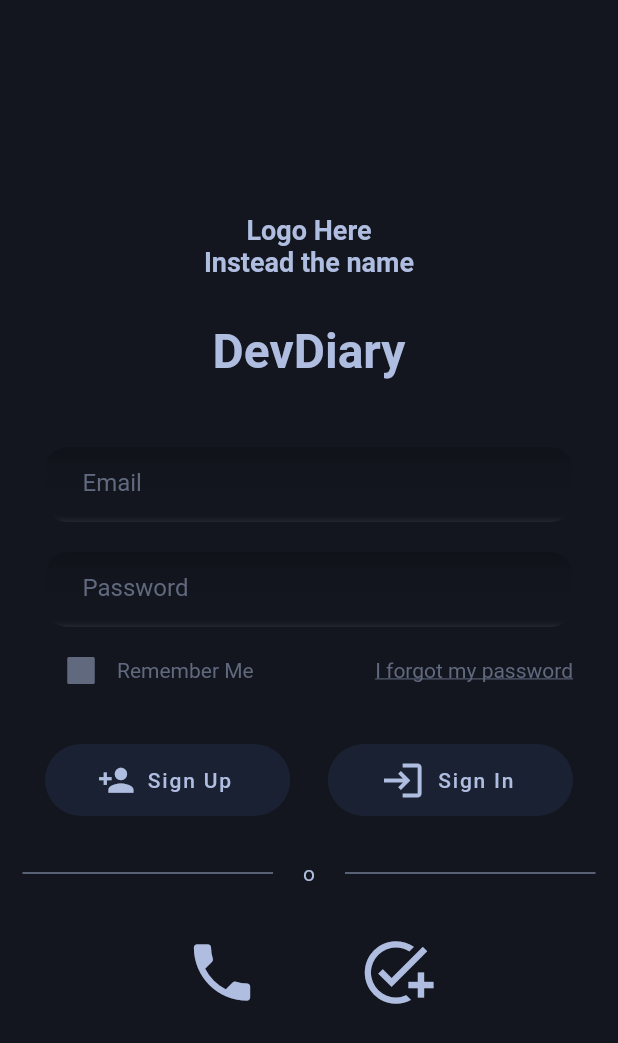
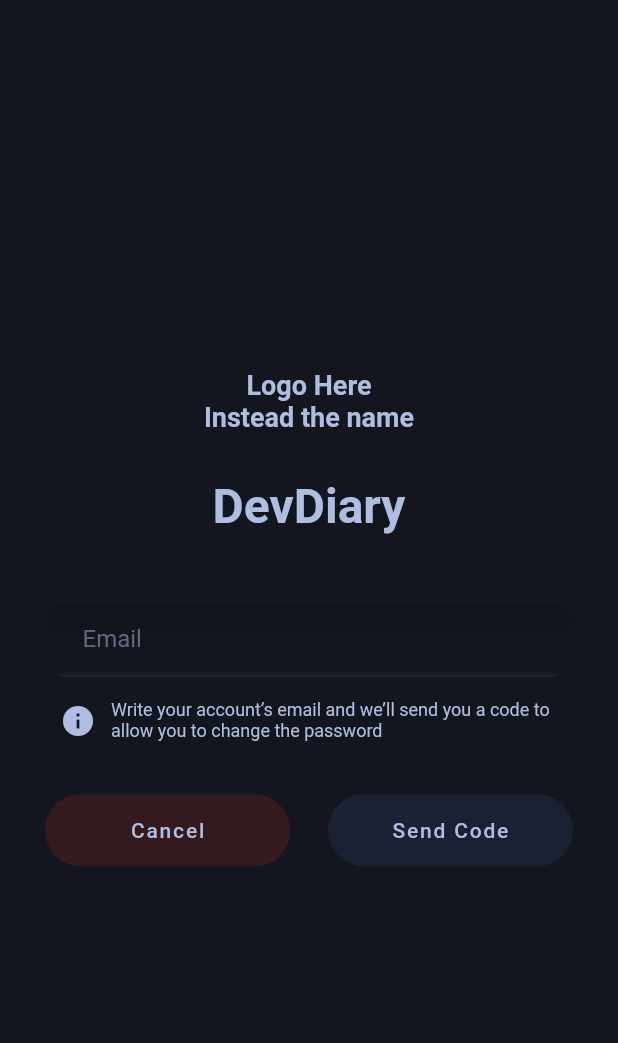
Before and after one commit to jicv22/DevDiary, a Flutter app: the screen it shows after launch, after a tap on "I forgot my password", on a phone screen of 412 x 824 dp. Shown: the top 1043 px of the screen. Run offline on Flutter 3.47's test engine with Material 2 defaults, Android fonts, the phone set to English and light mode, and no system bars.

Commit message:
Simple Auth Pages added and general fixes

```diff
--- a/lib/pages/auth/login.dart
+++ b/lib/pages/auth/login.dart
@@ -1,4 +1,6 @@
 import 'package:dev_diary/Widgets/custom_text.dart';
+import 'package:dev_diary/pages/auth/pass_recover.dart';
+import 'package:dev_diary/pages/auth/sign_up.dart';
 import 'package:dev_diary/utils/color_palette.dart';
 import 'package:dev_diary/widgets/custom_text_form_field.dart';
 import 'package:dev_diary/widgets/custom_button.dart';
@@ -46,14 +48,14 @@ class Login extends StatelessWidget{
             ),
             CustomForm(
               formKey: formKey,
-              faActions: 25,
-              inputs: [
+              formActionDistance: 35,
+              form: [
                 CustomTextFormField(
                   label: 'Email',
                   updateTextValue: (value) {
                     emailValue = value;
                   },
-                  getValidatorValue: (String? value){
+                  validatorValue: (String? value){
                     if(value == null || value.isEmpty) return 'Type a valid email';
                     return null;
                   }
@@ -65,7 +67,7 @@ class Login extends StatelessWidget{
                   updateTextValue: (value) {
                     passwordValue = value;
                   },
-                  getValidatorValue: (String? value){
+                  validatorValue: (String? value){
                     if(value == null || value.isEmpty) return 'Type a valid password';
                     return null;
                   }
@@ -81,7 +83,9 @@ class Login extends StatelessWidget{
                         isUnderline: true,
                         type: 't2',
                         color: (colorPalette['secondary-light'])!,
-                        onTap: (){print('*****************\nI forgot my password\n*****************');},
+                        onTap: (){
+                          Navigator.push(context, MaterialPageRoute(builder: (context) => PassRecover()));
+                        },
                       )
                     ],
                   ),
@@ -90,27 +94,31 @@ class Login extends StatelessWidget{
               actions: [
                 Expanded(
                     child: CustomButton(
+                      heroTag: 'signUp',
                       text: 'Sign Up',
-                      onTap: (){},
+                      onTap: (){
+                        Navigator.push(context, MaterialPageRoute(builder: (context) => SignUp()));
+                      },
                       icon: Icon(
                         Icons.person_add,
                         color: colorPalette['primary-light'],
                         size: 25,
                       ),
-                      backgroundColor: (colorPalette['primary-action-light'])!,
+                      backgroundColor: (colorPalette['secondary-dark'])!,
                       color: (colorPalette['primary-light'])!,
                     )
                 ),
                 const SizedBox(width: 25),
                 Expanded(
                     child: CustomButton(
+                      heroTag: 'signIn',
                       text: 'Sign In',
                       icon: Icon(
                         Icons.login,
                         color: colorPalette['primary-light'],
                         size: 30,
                       ),
-                      backgroundColor: (colorPalette['primary-action-light'])!,
+                      backgroundColor: (colorPalette['secondary-dark'])!,
                       color: (colorPalette['primary-light'])!,
                       onTap: () {
                         if (formKey.currentState!.validate()) {
--- /dev/null
+++ b/lib/pages/auth/pass_recover.dart
@@ -0,0 +1,117 @@
+import 'package:dev_diary/Widgets/custom_text.dart';
+import 'package:dev_diary/utils/color_palette.dart';
+import 'package:dev_diary/widgets/custom_button.dart';
+import 'package:dev_diary/widgets/custom_form.dart';
+import 'package:dev_diary/widgets/custom_text_form_field.dart';
+import 'package:flutter/material.dart';
+
+class PassRecover extends StatelessWidget{
+  const PassRecover({super.key});
+
+
+  @override
+  Widget build(BuildContext context) {
+    GlobalKey<FormState>? formKey = GlobalKey<FormState>();
+    String? emailValue;
+
+    return Scaffold(
+      backgroundColor: colorPalette['primary-dark'],
+      body: Center(
+        child: ListView(
+          shrinkWrap: true,
+          physics: const BouncingScrollPhysics(),
+          children: [
+            Center(
+                child: CustomText(
+                  'Logo Here\nInstead the name',
+                  color: (colorPalette['primary-light'])!,
+                  type: 'h4',
+                  fontWeight: FontWeight.bold,
+                  textAlign: TextAlign.center,
+                )
+            ),
+            const SizedBox(height: 30,),
+            Center(
+                child: CustomText(
+                  'DevDiary',
+                  color: (colorPalette['primary-light'])!,
+                  type: 'xh1',
+                  fontWeight: FontWeight.bold,
+                  textAlign: TextAlign.center,
+                )
+            ),
+            const SizedBox(height: 40,),
+            CustomForm(
+              formKey: formKey,
+              formActionDistance: 35,
+              form: [
+                CustomTextFormField(
+                  label: 'Email',
+                  updateTextValue: (value) {
+                    emailValue = value;
+                  },
+                  validatorValue: (String? value){
+                    if(value == null || value.isEmpty) return 'Enter a valid email';
+                    return null;
+                  },
+                ),
+                const SizedBox(height: 10,),
+                Container(
+                  margin: const EdgeInsets.symmetric(horizontal: 40),
+                  child: Row(
+                    children: [
+                      Icon(
+                        Icons.info,
+                        color: colorPalette['primary-light'],
+                      ),
+                      const SizedBox(width: 10,),
+                      Expanded(
+                        child: CustomText(
+                          'Write your account’s email and we’ll send you a code to allow you to change the password',
+                          overflow: TextOverflow.fade,
+                          type: 't3',
+                          color: colorPalette['primary-light']!,
+                        ),
+                      ),
+                    ],
+                  ),
+                )
+              ],
+              actions: [
+                Expanded(
+                  child: CustomButton(
+                    heroTag: 'cancel',
+                    text: 'Cancel',
+                    color: colorPalette['primary-light'],
+                    backgroundColor: colorPalette['error-dark'],
+                    onTap: (){
+                      Navigator.pop(context);
+                    },
+                  ),
+                ),
+                const SizedBox(width: 25,),
+                Expanded(
+                  child: CustomButton(
+                    heroTag: 'sendCode',
+                    text: 'Send Code',
+                    color: colorPalette['primary-light'],
+                    backgroundColor: colorPalette['secondary-dark'],
+                    onTap: (){
+                      if(!formKey.currentState!.validate()) return;
+                      debugPrint('*****************************Sending Code\n' + emailValue!);
+                    },
+                  ),
+                ),
+              ],
+            )
+          ],
+        )
+      ),
+    );
+  }
+}
+/*
+* si se llena bien el formulario
+*   -Se redirigira a la pagina de Home
+*   -Se remplazaran TODAS las rutas para que no se pueda viajar mas atras a no se que cierre sesion.
+* */
--- /dev/null
+++ b/lib/pages/auth/sign_up.dart
@@ -0,0 +1,33 @@
+import 'package:dev_diary/Widgets/custom_text.dart';
+import 'package:dev_diary/utils/color_palette.dart';
+import 'package:flutter/cupertino.dart';
+import 'package:flutter/material.dart';
+
+class SignUp extends StatelessWidget{
+  @override
+  Widget build(BuildContext context) {
+    return Scaffold(
+      backgroundColor: colorPalette['primary-dark'],
+      body: Center(
+        child: ListView(
+          shrinkWrap: true,
+          physics: const BouncingScrollPhysics(),
+          children: [
+            CustomText(
+              'Sign Up Page',
+              color: colorPalette['primary-light']!,
+              type: 'h1',
+              textAlign: TextAlign.center,
+              isUnderline: true,
+            )
+          ],
+        )
+      ),
+    );
+  }
+}
+/*
+* si se llena bien el formulario
+*   -Se redirigira a la pagina de Home
+*   -Se remplazaran TODAS las rutas para que no se pueda viajar mas atras a no se que cierre sesion.
+* */
--- a/lib/utils/color_palette.dart
+++ b/lib/utils/color_palette.dart
@@ -5,7 +5,7 @@ import 'package:flutter/material.dart';
 const Map<String, Color> colorPalette = {
   'primary-light': Color.fromARGB(255, 175, 189, 224),
   'secondary-light': Color.fromARGB(255, 97, 105, 127),
-  'primary-action-light': Color.fromARGB(255, 26, 33, 50),
+  'secondary-dark': Color.fromARGB(255, 26, 33, 50),
   'primary-dark': Color.fromARGB(255, 19, 22, 30),
   'primary-dark-shadow': Color.fromARGB(255, 15, 18, 24),
   'error-light': Color.fromARGB(255, 210, 50, 38),
--- a/lib/widgets/custom_button.dart
+++ b/lib/widgets/custom_button.dart
@@ -5,6 +5,7 @@ class CustomButton extends StatelessWidget{ // si se agrega un icono puede que l
   CustomButton(
     {
       this.icon,
+      required this.heroTag,
       this.text = '',
       this.onTap,
       this.color,
@@ -17,10 +18,12 @@ class CustomButton extends StatelessWidget{ // si se agrega un icono puede que l
   String text;
   Icon? icon;
   VoidCallback? onTap;
+  String heroTag;
 
   @override
   Widget build(BuildContext context) {
     return FloatingActionButton.extended(
+      heroTag: heroTag,
       label: Text(
         text,
         style: TextStyle(
--- a/lib/widgets/custom_form.dart
+++ b/lib/widgets/custom_form.dart
@@ -6,9 +6,9 @@ class CustomForm extends StatelessWidget{
     {
       this.noSubmitBtn = false,
       this.noCancelBtn = false,
-      this.faActions = 0,
+      this.formActionDistance = 0,
       this.actions = const [],
-      this.inputs = const [],
+      this.form = const [],
       this.postSubmit,
       this.onCancel,
       this.formKey,
@@ -16,8 +16,8 @@ class CustomForm extends StatelessWidget{
     }
   );
 
-  double faActions;
-  List<Widget> inputs;
+  double formActionDistance;
+  List<Widget> form;
   List<Widget> actions;
   bool noSubmitBtn, noCancelBtn;
   VoidCallback? postSubmit;
@@ -28,12 +28,12 @@ class CustomForm extends StatelessWidget{
   Widget build(BuildContext context) {
     List<Widget> formChildren = [];
 
-    inputs.forEach((e) {
+    form.forEach((e) {
       formChildren.add(e);
     });
 
     formChildren.add(
-      SizedBox(height: faActions,)
+      SizedBox(height: formActionDistance,)
     );
 
     formChildren.add(
--- a/lib/widgets/custom_text.dart
+++ b/lib/widgets/custom_text.dart
@@ -26,6 +26,7 @@ class CustomText extends StatelessWidget{
       this.color = Colors.black,
       this.isUnderline = false,
       this.onTap,
+      this.overflow,
       super.key
     }
   );
@@ -37,6 +38,7 @@ class CustomText extends StatelessWidget{
   TextAlign textAlign;
   bool isUnderline;
   VoidCallback? onTap;
+  TextOverflow? overflow;
 
   @override
   Widget build(BuildContext context) {
@@ -46,6 +48,7 @@ class CustomText extends StatelessWidget{
       child: Text(
         text,
         textAlign: textAlign,
+        overflow: overflow,
         style: TextStyle(
           fontWeight: fontWeight,
           fontSize: fontSizes[type],
--- a/lib/widgets/custom_text_form_field.dart
+++ b/lib/widgets/custom_text_form_field.dart
@@ -5,20 +5,17 @@ import 'package:flutter/material.dart';
 class CustomTextFormField extends StatefulWidget {
   CustomTextFormField(
       {
-        this.text = '',
         this.label = '',
         this.isPassword = false,
-        this.getValidatorValue,
-        this.isFormInvalid = false,
+        this.validatorValue,
         this.updateTextValue,
         super.key
       }
       );
 
-  String text, label;
+  String label;
   bool isPassword;
-  bool isFormInvalid;
-  Function? getValidatorValue;
+  Function(String?)? validatorValue;
   Function(String? value)? updateTextValue;
 
   @override
@@ -96,7 +93,7 @@ class _CustomTextFormFieldState extends State<CustomTextFormField> {
             validator: (value) {
               try{
                 setState(() {
-                  error = widget.getValidatorValue!(value);
+                  error = widget.validatorValue!(value);
                 });
                 if(error != null) return '';
                 return null;
```
